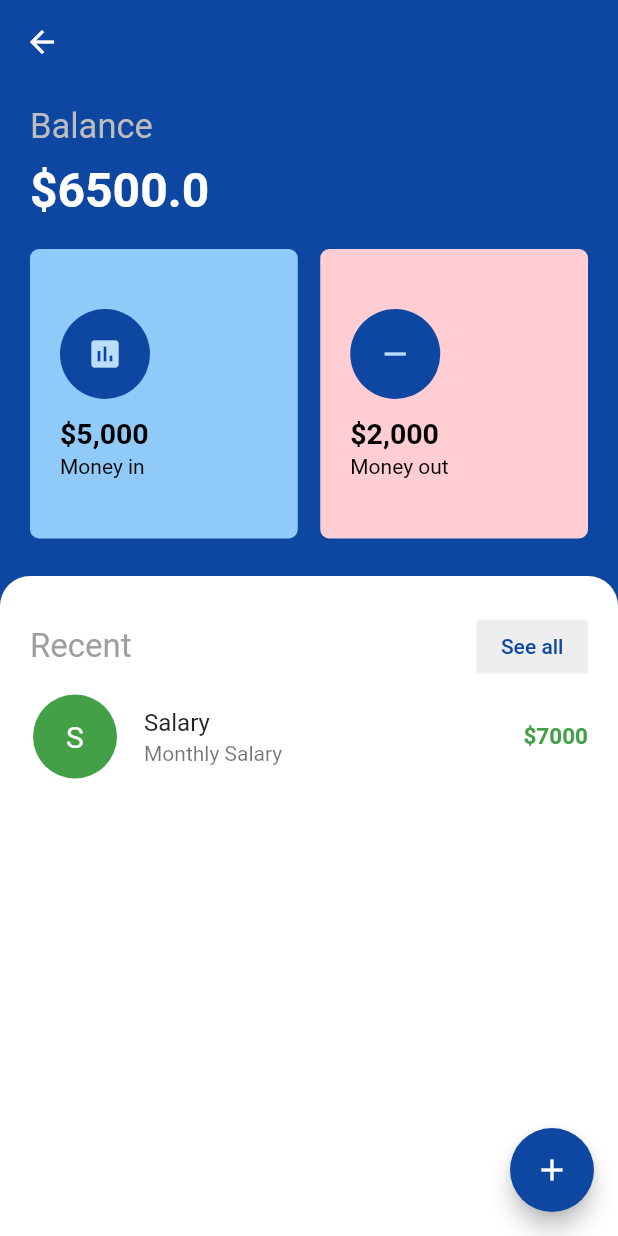
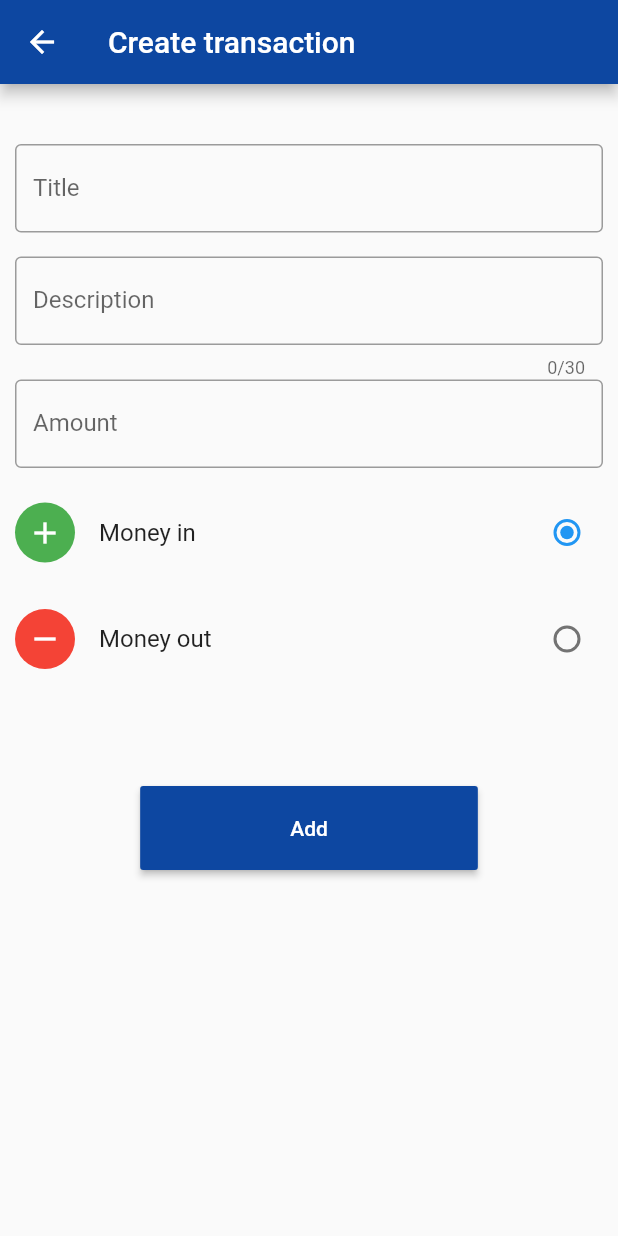
Before and after one commit to favourori/beambudget, a Flutter app: the ManageMoney screen opened by its route, after a tap on the "add" icon, on a phone screen of 412 x 824 dp. Run offline on Flutter 3.47's test engine with Material 2 defaults, Android fonts, the phone set to English and light mode, and no system bars.

Commit message:
fixing bug

```diff
--- a/lib/budget_dashboard.dart
+++ b/lib/budget_dashboard.dart
@@ -1,10 +1,9 @@
 import 'package:flutter/material.dart';
+import './model/transaction_data.dart';
+import 'package:provider/provider.dart';
+import './model/transaction_data.dart';
 
 class BudgetDashboard extends StatelessWidget {
-  const BudgetDashboard({
-    Key key,
-  }) : super(key: key);
-
   @override
   Widget build(BuildContext context) {
     return Row(
@@ -27,7 +26,7 @@ class BudgetDashboard extends StatelessWidget {
                 ),
                 SizedBox(height: 12.0),
                 Text(
-                  "\$5,000",
+                  "\$${Provider.of<TransactionData>(context).moneyIn.toString()}",
                   style: TextStyle(
                       color: Colors.black,
                       fontSize: 19.0,
@@ -59,7 +58,7 @@ class BudgetDashboard extends StatelessWidget {
                 ),
                 SizedBox(height: 12.0),
                 Text(
-                  "\$2,000",
+                  "\$${Provider.of<TransactionData>(context).moneyOut.toString()}",
                   style: TextStyle(
                       color: Colors.black,
                       fontSize: 19.0,
--- /dev/null
+++ b/lib/create_transaction.dart
@@ -0,0 +1,162 @@
+import 'package:beambudget/model/transaction.dart';
+import 'package:flutter/material.dart';
+import './model/transaction_data.dart';
+import 'package:provider/provider.dart';
+import './model/transaction_data.dart';
+
+class CreateTransaction extends StatefulWidget {
+  @override
+  _CreateTransactionState createState() => _CreateTransactionState();
+}
+
+class _CreateTransactionState extends State<CreateTransaction> {
+  //variables
+  static int moneyCategory = 1;
+  final titleController = TextEditingController();
+  final subtitleController = TextEditingController();
+  final amountController = TextEditingController();
+  Color color = moneyCategory == 1 ? Colors.green : Colors.red;
+
+  //final action  = moneyCategory == 1 ?
+
+  @override
+  void initState() {
+    super.initState();
+    setState(() {
+      moneyCategory = 1;
+    });
+  }
+
+  @override
+  Widget build(BuildContext context) {
+    return Scaffold(
+      appBar: AppBar(
+        title: Text("Create transaction"),
+        backgroundColor: Colors.blue[900],
+      ),
+      body: SingleChildScrollView(
+        child: Container(
+          padding: EdgeInsets.symmetric(horizontal: 10.0, vertical: 40.0),
+          child: Column(
+            children: <Widget>[
+              TextField(
+                controller: titleController,
+                decoration: InputDecoration(
+                    labelText: "Title",
+                    //hintText: "Title",
+                    border: OutlineInputBorder()),
+              ),
+              SizedBox(
+                height: 16.0,
+              ),
+              TextField(
+                maxLength: 30,
+                controller: subtitleController,
+                decoration: InputDecoration(
+                    labelText: "Description",
+                    //hintText: "Title",
+                    border: OutlineInputBorder()),
+              ),
+              SizedBox(
+                height: 1.0,
+              ),
+              TextField(
+                controller: amountController,
+                decoration: InputDecoration(
+                    labelText: "Amount",
+                    //hintText: "Title",
+                    border: OutlineInputBorder()),
+              ),
+              SizedBox(
+                height: 15.0,
+              ),
+              ListTile(
+                title: Text("Money in"),
+                contentPadding: EdgeInsets.all(0),
+                trailing: Radio(
+                  groupValue: moneyCategory,
+                  value: 1,
+                  onChanged: (value) {
+                    setState(() {
+                      moneyCategory = value;
+                    });
+                    print(moneyCategory);
+                    // print(moneyCategory);
+                  },
+                ),
+                leading: CircleAvatar(
+                  backgroundColor: Colors.green,
+                  foregroundColor: Colors.white,
+                  child: Icon(Icons.add),
+                ),
+              ),
+              SizedBox(
+                height: 15.0,
+              ),
+              ListTile(
+                title: Text("Money out"),
+                contentPadding: EdgeInsets.all(0),
+                trailing: Radio(
+                  groupValue: moneyCategory,
+                  value: 2,
+                  onChanged: (value) {
+                    setState(() {
+                      moneyCategory = value;
+                    });
+                    print(moneyCategory);
+                  },
+                ),
+                leading: CircleAvatar(
+                  child: Icon(Icons.remove),
+                  foregroundColor: Colors.white,
+                  backgroundColor: Colors.red,
+                ),
+              ),
+              SizedBox(
+                height: 70.0,
+              ),
+              MaterialButton(
+                onPressed: () {
+                  //Transaction transaction = Transaction()
+                  print(titleController.text);
+                  print(subtitleController.text);
+                  print(double.parse(amountController.text));
+                  print(moneyCategory);
+                  print(color);
+
+                  Provider.of<TransactionData>(context, listen: false)
+                      .transactions
+                      .add(
+                        Transaction(
+                            title: titleController.text,
+                            subtitle: subtitleController.text,
+                            amount: double.parse(amountController.text),
+                            color: color,
+                            avatarText: titleController.text[0]),
+                      );
+
+                  if (moneyCategory == 1) {
+                    Provider.of<TransactionData>(context, listen: false)
+                        .addMoney(double.parse(amountController.text));
+                  } else {
+                    Provider.of<TransactionData>(context, listen: false)
+                        .deductMoney(double.parse(amountController.text));
+                  }
+
+                  Navigator.pushReplacementNamed(context, '/money');
+                },
+                child: Text(
+                  "Add",
+                  style: TextStyle(color: Colors.white),
+                ),
+                color: Colors.blue[900],
+                padding:
+                    EdgeInsets.symmetric(horizontal: 100.0, vertical: 20.0),
+              ),
+            ],
+          ),
+        ),
+      ),
+    );
+  }
+}
--- a/lib/main.dart
+++ b/lib/main.dart
@@ -4,6 +4,7 @@ import './home_screen.dart';
 import './manage_money.dart';
 import 'package:provider/provider.dart';
 import './model/transaction_data.dart';
+import './create_transaction.dart';
 
 void main() => runApp(MyApp());
 
@@ -22,7 +23,8 @@ class _MyAppState extends State<MyApp> {
         initialRoute: '/',
         routes: {
           '/': (context) => HomeScreen(),
-          '/money': (context) => ManageMoney()
+          '/money': (context) => ManageMoney(),
+          '/create_transaction': (context) => CreateTransaction()
         },
       ),
     );
--- a/lib/manage_money.dart
+++ b/lib/manage_money.dart
@@ -62,7 +62,9 @@ class _ManageMoneyState extends State<ManageMoney> {
       ),
       floatingActionButton: FloatingActionButton(
         backgroundColor: Colors.blue[900],
-        onPressed: () {},
+        onPressed: () {
+          Navigator.pushNamed(context, '/create_transaction');
+        },
         child: Icon(Icons.add),
       ),
     );
--- a/lib/model/transaction_data.dart
+++ b/lib/model/transaction_data.dart
@@ -2,30 +2,11 @@ import '../model/transaction.dart';
 import 'package:flutter/material.dart';
 
 class TransactionData extends ChangeNotifier {
-  double balance = 6500.0;
+  double balance = 0.0;
+  double moneyIn = 0.0;
+  double moneyOut = 0.0;
 
-  List<Transaction> transactions = [
-    Transaction(
-        title: "Salary",
-        subtitle: "Monthly Salary",
-        color: Colors.green[600],
-        amount: 7000.0,
-        avatarText: "S"),
-    Transaction(
-      title: "Car Payment",
-      subtitle: "Monthly Payment",
-      color: Colors.red[600],
-      amount: 400.0,
-      avatarText: "C",
-    ),
-    Transaction(
-      title: "Shopping",
-      subtitle: "Monthly shopping",
-      color: Colors.red[600],
-      amount: 100.0,
-      avatarText: "S",
-    ),
-  ];
+  List<Transaction> transactions = [];
 
   double getBalance() {
     return balance;
@@ -37,11 +18,18 @@ class TransactionData extends ChangeNotifier {
 
   void addMoney(amount) {
     balance += amount;
+    moneyIn += amount;
     notifyListeners();
   }
 
   void deductMoney(amount) {
     balance -= amount;
+    moneyOut += amount;
+    notifyListeners();
+  }
+
+  void addTransaction(Transaction transaction) {
+    transactions.add(transaction);
     notifyListeners();
   }
 }
--- a/lib/transaction_section.dart
+++ b/lib/transaction_section.dart
@@ -2,6 +2,7 @@ import 'package:flutter/material.dart';
 import './transaction_item.dart';
 import './model/transaction.dart';
 import './model/transaction_data.dart';
+import 'package:provider/provider.dart';
 
 class Transactions extends StatefulWidget {
   @override
@@ -22,44 +23,29 @@ class _TransactionsState extends State<Transactions> {
           //height: 800.0,
           //color: Colors.white,
           child: Container(
-            padding: EdgeInsets.fromLTRB(20.0, 23.0, 20.0, 0),
-            child: Column(
-              crossAxisAlignment: CrossAxisAlignment.start,
-              children: <Widget>[
-                Row(
-                  children: <Widget>[
-                    Expanded(
-                      flex: 4,
-                      child: Text(
-                        "Recent",
-                        style: TextStyle(
-                          fontSize: 22.0,
-                          color: Colors.grey,
-                        ),
-                      ),
-                    ),
-                    Expanded(
-                      child: FlatButton(
-                        onPressed: () {},
-                        color: Colors.grey[200],
-                        child: Text(
-                          "See all",
-                          style: TextStyle(color: Colors.blue[900]),
-                        ),
-                      ),
-                    )
-                  ],
-                ),
-                TransactionItem(
-                  title: "Salary",
-                  subtitle: "Monthly Salary",
-                  color: Colors.green[600],
-                  amount: "\$7000",
-                  avatarText: "S",
-                ),
-              ],
-            ),
-          )),
+              padding: EdgeInsets.fromLTRB(20.0, 23.0, 20.0, 0),
+              child: ListView.builder(
+                itemCount:
+                    Provider.of<TransactionData>(context).numberOfTransaction(),
+                itemBuilder: (context, index) {
+                  return TransactionItem(
+                    title: Provider.of<TransactionData>(context)
+                        .transactions[index]
+                        .title,
+                    subtitle: Provider.of<TransactionData>(context)
+                        .transactions[index]
+                        .subtitle,
+                    color: Provider.of<TransactionData>(context)
+                        .transactions[index]
+                        .color,
+                    amount:
+                        "\$${Provider.of<TransactionData>(context).transactions[index].amount.toString()}",
+                    avatarText: Provider.of<TransactionData>(context)
+                        .transactions[index]
+                        .getAvatarText(),
+                  );
+                },
+              ))),
     );
   }
 }
```
